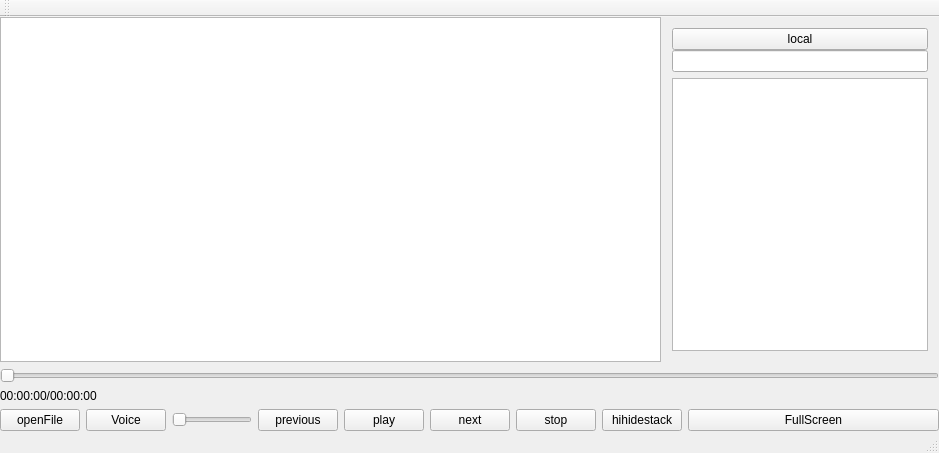
Qt form mainwindow.ui (dependon/OpenQtPlayer) before a commit.
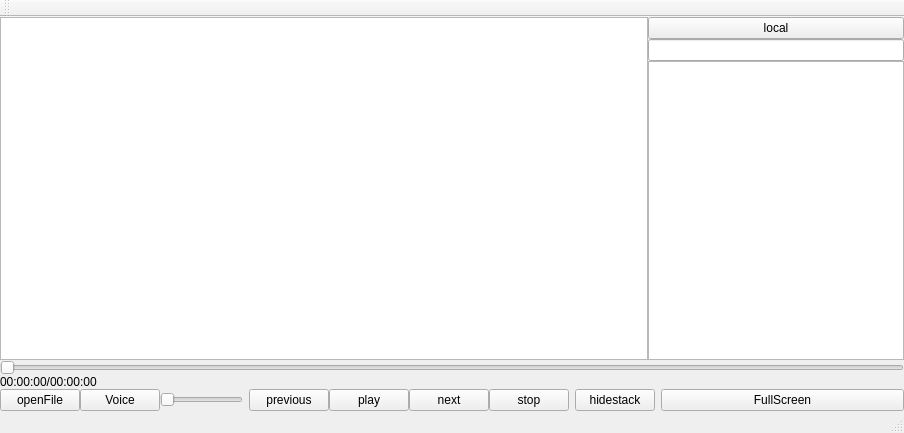
The same form after that commit. The open tabs and pages were chosen to show the change.

The edit to the form file:
```diff
--- a/mainwindow.ui
+++ b/mainwindow.ui
@@ -6,13 +6,16 @@
    <rect>
     <x>0</x>
     <y>0</y>
-    <width>939</width>
-    <height>453</height>
+    <width>904</width>
+    <height>433</height>
    </rect>
   </property>
   <property name="windowTitle">
    <string>MainWindow</string>
   </property>
+  <property name="windowOpacity">
+   <double>1.000000000000000</double>
+  </property>
   <widget class="QWidget" name="centralWidget">
    <layout class="QGridLayout" name="gridLayout_3">
     <property name="leftMargin">
@@ -27,20 +30,45 @@
     <property name="bottomMargin">
      <number>0</number>
     </property>
+    <property name="spacing">
+     <number>0</number>
+    </property>
     <item row="0" column="0">
      <layout class="QHBoxLayout" name="horizontalLayout" stretch="5,0">
       <property name="spacing">
        <number>0</number>
       </property>
       <item>
-       <widget class="QGraphicsView" name="graphicsView"/>
+       <widget class="QGraphicsView" name="graphicsView">
+        <property name="lineWidth">
+         <number>0</number>
+        </property>
+       </widget>
       </item>
       <item>
        <widget class="QFrame" name="stackFrame">
+        <property name="frameShadow">
+         <enum>QFrame::Plain</enum>
+        </property>
+        <property name="lineWidth">
+         <number>0</number>
+        </property>
         <layout class="QVBoxLayout" name="verticalLayout">
          <property name="spacing">
           <number>0</number>
          </property>
+         <property name="leftMargin">
+          <number>0</number>
+         </property>
+         <property name="topMargin">
+          <number>0</number>
+         </property>
+         <property name="rightMargin">
+          <number>0</number>
+         </property>
+         <property name="bottomMargin">
+          <number>0</number>
+         </property>
          <item>
           <widget class="QPushButton" name="switchListButton">
            <property name="text">
@@ -56,6 +84,9 @@
              <height>0</height>
             </size>
            </property>
+           <property name="lineWidth">
+            <number>0</number>
+           </property>
            <property name="currentIndex">
             <number>0</number>
            </property>
@@ -74,7 +105,11 @@
               <number>0</number>
              </property>
              <item>
-              <widget class="QListWidget" name="locallistWidget"/>
+              <widget class="QListWidget" name="locallistWidget">
+               <property name="editTriggers">
+                <set>QAbstractItemView::NoEditTriggers</set>
+               </property>
+              </widget>
              </item>
             </layout>
            </widget>
@@ -92,11 +127,15 @@
              <property name="bottomMargin">
               <number>0</number>
              </property>
-             <property name="horizontalSpacing">
+             <property name="spacing">
               <number>0</number>
              </property>
              <item row="1" column="0">
-              <widget class="QTreeView" name="urltreeView"/>
+              <widget class="QTreeView" name="urltreeView">
+               <property name="toolTipDuration">
+                <number>0</number>
+               </property>
+              </widget>
              </item>
              <item row="0" column="0">
               <widget class="QLineEdit" name="lineEdit"/>
@@ -128,6 +167,9 @@
      <layout class="QHBoxLayout" name="horizontalLayout_5" stretch="1,1,0,1">
       <item>
        <layout class="QHBoxLayout" name="horizontalLayout_4">
+        <property name="spacing">
+         <number>0</number>
+        </property>
         <item>
          <widget class="QPushButton" name="openFileBtn">
           <property name="text">
@@ -165,6 +207,9 @@
       </item>
       <item>
        <layout class="QHBoxLayout" name="horizontalLayout_2">
+        <property name="spacing">
+         <number>0</number>
+        </property>
         <item>
          <widget class="QPushButton" name="previousBtn">
           <property name="text">
@@ -198,12 +243,15 @@
       <item>
        <widget class="QPushButton" name="hideStackBtn">
         <property name="text">
-         <string>hihidestack</string>
+         <string>hidestack</string>
         </property>
        </widget>
       </item>
       <item>
        <layout class="QHBoxLayout" name="horizontalLayout_3">
+        <property name="spacing">
+         <number>0</number>
+        </property>
         <item>
          <widget class="QPushButton" name="fullScreenBtn">
           <property name="text">
@@ -222,7 +270,7 @@
     <rect>
      <x>0</x>
      <y>0</y>
-     <width>939</width>
+     <width>904</width>
      <height>36</height>
     </rect>
    </property>
```
